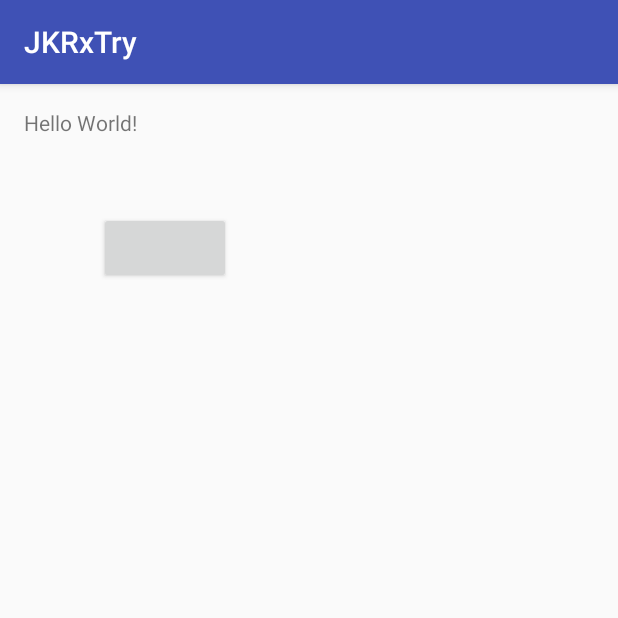
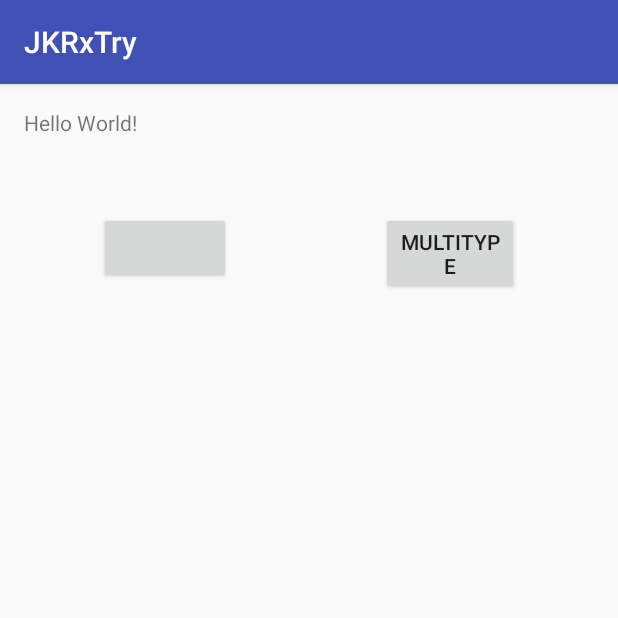
Before and after one commit to JK2DOG/JKRxTry, an Android app: the screen it shows after launch (MainActivity), on a phone screen of 412 x 824 dp, the top half of it. Run offline under Robolectric (Android 15) with nearby library versions, the phone set to English and light mode, and no system bars; libraries missing offline, so code that uses them is left out: rx.functions.

```diff
--- a/JKRxTry/app/src/main/AndroidManifest.xml
+++ b/JKRxTry/app/src/main/AndroidManifest.xml
@@ -15,6 +15,7 @@
                 <category android:name="android.intent.category.LAUNCHER" />
             </intent-filter>
         </activity>
+        <activity android:name=".multitype.MultitypeActivity"></activity>
     </application>
 
 </manifest>
--- a/JKRxTry/app/src/main/java/com/jk/rx/MainActivity.java
+++ b/JKRxTry/app/src/main/java/com/jk/rx/MainActivity.java
@@ -1,19 +1,22 @@
 package com.jk.rx;
 
+import android.content.Intent;
 import android.os.Bundle;
 import android.support.v7.app.AppCompatActivity;
 import android.view.View;
 import android.widget.Button;
 import android.widget.TextView;
 
+import com.jk.rx.multitype.MultitypeActivity;
+
 import rx.Observable;
-import rx.Subscriber;
 import rx.functions.Action1;
 import rx.functions.Func1;
 
 public class MainActivity extends AppCompatActivity implements View.OnClickListener {
 
     private Button mButton;
+    private Button mButton2;
     private TextView mTextView;
 
     @Override
@@ -21,13 +24,17 @@ public class MainActivity extends AppCompatActivity implements View.OnClickListe
         super.onCreate(savedInstanceState);
         setContentView(R.layout.activity_main);
         mButton = (Button) findViewById(R.id.btn);
+        mButton2 = (Button) findViewById(R.id.btn2);
         mTextView = (TextView) findViewById(R.id.tv);
         mButton.setOnClickListener(this);
+        mButton2.setOnClickListener(this);
 
     }
 
     @Override
     public void onClick(View view) {
+        switch (view.getId()) {
+            case R.id.btn:
 
                 Observable.just("1").map(new Func1<String, Integer>() {
                     @Override
@@ -40,6 +47,11 @@ public class MainActivity extends AppCompatActivity implements View.OnClickListe
                         mTextView.setText(integer + "");
                     }
                 });
+                break;
+            case R.id.btn2:
+                startActivity(new Intent(this, MultitypeActivity.class));
+                break;
+        }
 
 
 //        Observable.create(new Observable.OnSubscribe<String>() {
--- a/JKRxTry/app/src/main/res/layout/activity_main.xml
+++ b/JKRxTry/app/src/main/res/layout/activity_main.xml
@@ -22,4 +22,12 @@
         android:layout_height="wrap_content"
         android:layout_below="@+id/tv"
         android:layout_margin="50dp" />
+    <Button
+        android:id="@+id/btn2"
+        android:layout_width="wrap_content"
+        android:layout_height="wrap_content"
+        android:layout_below="@+id/tv"
+        android:text="Multitype"
+        android:layout_toRightOf="@id/btn"
+        android:layout_margin="50dp" />
 </RelativeLayout>
```
Also changed, not shown: JKRxTry/app/build.gradle (+9 -5 lines), JKRxTry/app/src/main/java/com/jk/rx/multitype/Category.java (added, +27 -0 lines), JKRxTry/app/src/main/java/com/jk/rx/multitype/CategoryViewBinder.java (added, +42 -0 lines), JKRxTry/app/src/main/java/com/jk/rx/multitype/MultitypeActivity.java (added, +41 -0 lines), JKRxTry/app/src/main/res/layout/activity_multitype.xml (added, +16 -0 lines), JKRxTry/app/src/main/res/layout/item_category.xml (added, +13 -0 lines). Lines whose indentation alone changed are shown as unchanged.
